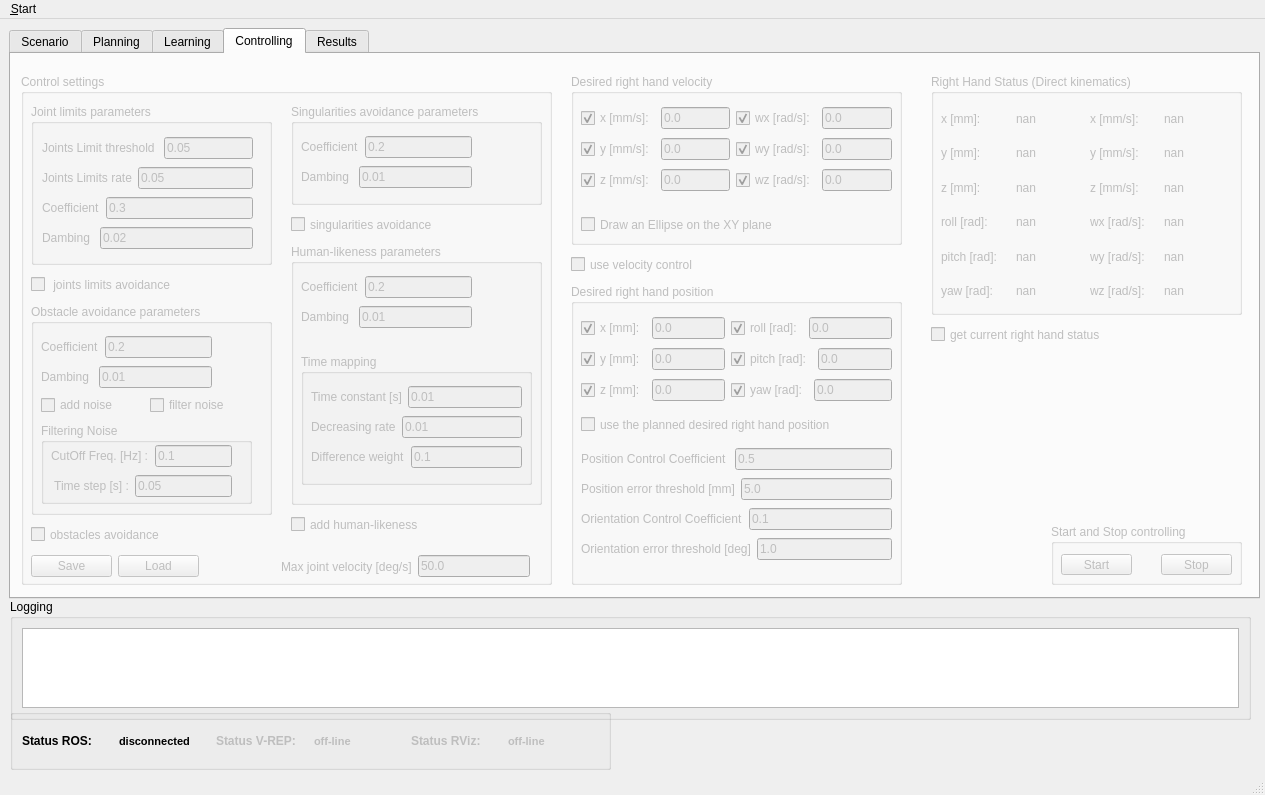
This is ui/main_window.ui in zohannn/motion_manager as Qt 5 draws it before an edit. The edited form follows.
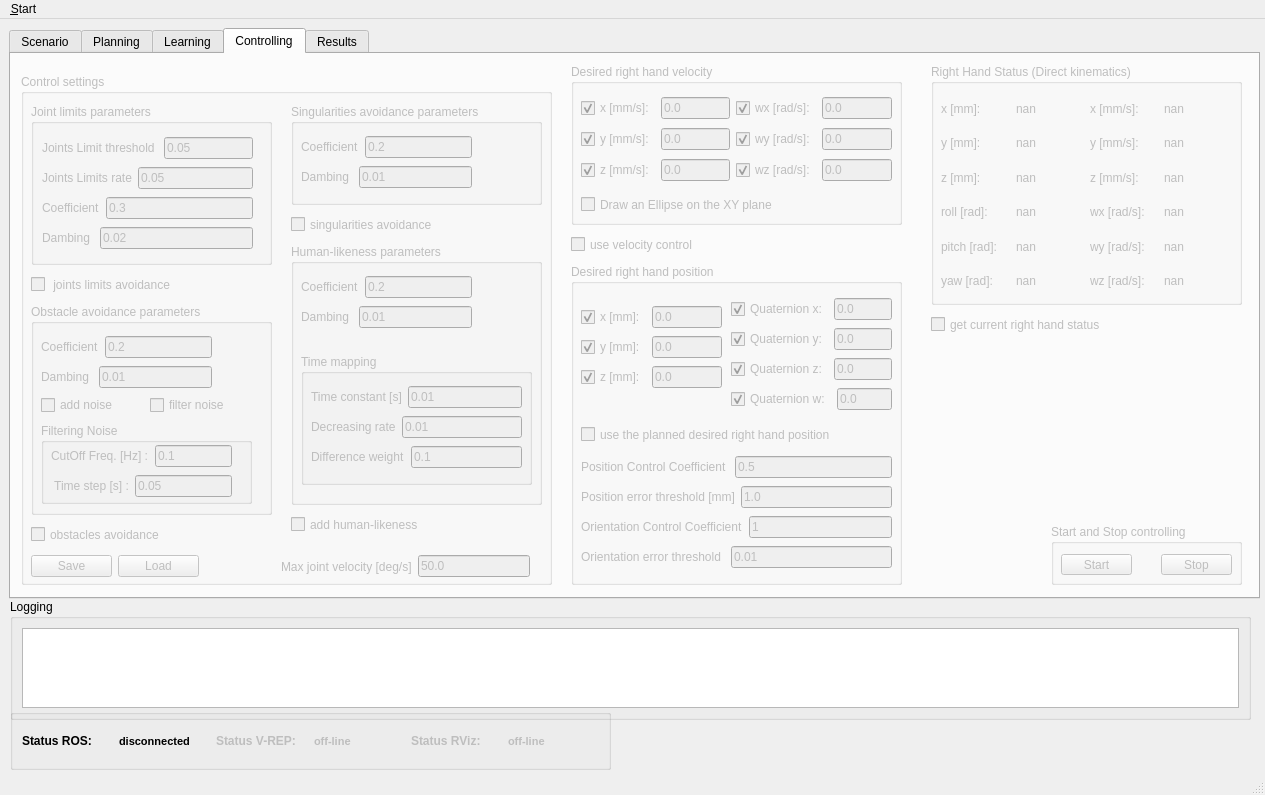
This is the edited form. Icons and pictures are not drawn. Custom widgets are drawn as their Qt base class.

The edit to the form file:
```diff
--- a/ui/main_window.ui
+++ b/ui/main_window.ui
@@ -1745,9 +1745,9 @@
       <property name="geometry">
        <rect>
         <x>560</x>
-        <y>20</y>
+        <y>10</y>
         <width>331</width>
-        <height>171</height>
+        <height>161</height>
        </rect>
       </property>
       <property name="title">
@@ -1903,7 +1903,7 @@
        <property name="geometry">
         <rect>
          <x>10</x>
-         <y>140</y>
+         <y>130</y>
          <width>301</width>
          <height>21</height>
         </rect>
@@ -1917,165 +1917,19 @@
       <property name="geometry">
        <rect>
         <x>560</x>
-        <y>230</y>
+        <y>210</y>
         <width>331</width>
-        <height>301</height>
+        <height>321</height>
        </rect>
       </property>
       <property name="title">
        <string>Desired right hand position</string>
       </property>
-      <widget class="QWidget" name="layoutWidget_54">
-       <property name="geometry">
-        <rect>
-         <x>10</x>
-         <y>30</y>
-         <width>311</width>
-         <height>91</height>
-        </rect>
-       </property>
-       <layout class="QHBoxLayout" name="horizontalLayout_544">
-        <item>
-         <layout class="QVBoxLayout" name="verticalLayout_99">
-          <item>
-           <layout class="QHBoxLayout" name="horizontalLayout_545">
-            <item>
-             <widget class="QCheckBox" name="checkBox_des_right_hand_pos_x">
-              <property name="text">
-               <string>x [mm]:</string>
-              </property>
-              <property name="checked">
-               <bool>true</bool>
-              </property>
-             </widget>
-            </item>
-            <item>
-             <widget class="QLineEdit" name="lineEdit_des_right_hand_pos_x">
-              <property name="text">
-               <string>0.0</string>
-              </property>
-             </widget>
-            </item>
-           </layout>
-          </item>
-          <item>
-           <layout class="QHBoxLayout" name="horizontalLayout_546">
-            <item>
-             <widget class="QCheckBox" name="checkBox_des_right_hand_pos_y">
-              <property name="text">
-               <string>y [mm]:</string>
-              </property>
-              <property name="checked">
-               <bool>true</bool>
-              </property>
-             </widget>
-            </item>
-            <item>
-             <widget class="QLineEdit" name="lineEdit_des_right_hand_pos_y">
-              <property name="text">
-               <string>0.0</string>
-              </property>
-             </widget>
-            </item>
-           </layout>
-          </item>
-          <item>
-           <layout class="QHBoxLayout" name="horizontalLayout_547">
-            <item>
-             <widget class="QCheckBox" name="checkBox_des_right_hand_pos_z">
-              <property name="text">
-               <string>z [mm]:</string>
-              </property>
-              <property name="checked">
-               <bool>true</bool>
-              </property>
-             </widget>
-            </item>
-            <item>
-             <widget class="QLineEdit" name="lineEdit_des_right_hand_pos_z">
-              <property name="text">
-               <string>0.0</string>
-              </property>
-             </widget>
-            </item>
-           </layout>
-          </item>
-         </layout>
-        </item>
-        <item>
-         <layout class="QVBoxLayout" name="verticalLayout_100">
-          <item>
-           <layout class="QHBoxLayout" name="horizontalLayout_548">
-            <item>
-             <widget class="QCheckBox" name="checkBox_des_right_hand_or_roll">
-              <property name="text">
-               <string>roll [rad]:</string>
-              </property>
-              <property name="checked">
-               <bool>true</bool>
-              </property>
-             </widget>
-            </item>
-            <item>
-             <widget class="QLineEdit" name="lineEdit_des_right_hand_or_roll">
-              <property name="text">
-               <string>0.0</string>
-              </property>
-             </widget>
-            </item>
-           </layout>
-          </item>
-          <item>
-           <layout class="QHBoxLayout" name="horizontalLayout_549">
-            <item>
-             <widget class="QCheckBox" name="checkBox_des_right_hand_or_pitch">
-              <property name="text">
-               <string>pitch [rad]:</string>
-              </property>
-              <property name="checked">
-               <bool>true</bool>
-              </property>
-             </widget>
-            </item>
-            <item>
-             <widget class="QLineEdit" name="lineEdit_des_right_hand_or_pitch">
-              <property name="text">
-               <string>0.0</string>
-              </property>
-             </widget>
-            </item>
-           </layout>
-          </item>
-          <item>
-           <layout class="QHBoxLayout" name="horizontalLayout_550">
-            <item>
-             <widget class="QCheckBox" name="checkBox_des_right_hand_or_yaw">
-              <property name="text">
-               <string>yaw [rad]:</string>
-              </property>
-              <property name="checked">
-               <bool>true</bool>
-              </property>
-             </widget>
-            </item>
-            <item>
-             <widget class="QLineEdit" name="lineEdit_des_right_hand_or_yaw">
-              <property name="text">
-               <string>0.0</string>
-              </property>
-             </widget>
-            </item>
-           </layout>
-          </item>
-         </layout>
-        </item>
-       </layout>
-      </widget>
       <widget class="QCheckBox" name="checkBox_use_plan_hand_pos">
        <property name="geometry">
         <rect>
          <x>10</x>
-         <y>130</y>
+         <y>160</y>
          <width>291</width>
          <height>21</height>
         </rect>
@@ -2084,11 +1938,11 @@
         <string>use the planned desired right hand position</string>
        </property>
       </widget>
-      <widget class="QWidget" name="">
+      <widget class="QWidget" name="layoutWidget">
        <property name="geometry">
         <rect>
          <x>10</x>
-         <y>162</y>
+         <y>190</y>
          <width>311</width>
          <height>120</height>
         </rect>
@@ -2124,7 +1978,7 @@
           <item>
            <widget class="QLineEdit" name="lineEdit_err_pos">
             <property name="text">
-             <string>5.0</string>
+             <string>1.0</string>
             </property>
            </widget>
           </item>
@@ -2142,7 +1996,7 @@
           <item>
            <widget class="QLineEdit" name="lineEdit_coeff_or">
             <property name="text">
-             <string>0.1</string>
+             <string>1</string>
             </property>
            </widget>
           </item>
@@ -2153,14 +2007,185 @@
           <item>
            <widget class="QLabel" name="label_err_or">
             <property name="text">
-             <string>Orientation error threshold [deg]</string>
+             <string>Orientation error threshold </string>
             </property>
            </widget>
           </item>
           <item>
            <widget class="QLineEdit" name="lineEdit_err_or">
             <property name="text">
-             <string>1.0</string>
+             <string>0.01</string>
+            </property>
+           </widget>
+          </item>
+         </layout>
+        </item>
+       </layout>
+      </widget>
+      <widget class="QWidget" name="layoutWidget">
+       <property name="geometry">
+        <rect>
+         <x>10</x>
+         <y>40</y>
+         <width>141</width>
+         <height>89</height>
+        </rect>
+       </property>
+       <layout class="QVBoxLayout" name="verticalLayout_99">
+        <item>
+         <layout class="QHBoxLayout" name="horizontalLayout_545">
+          <item>
+           <widget class="QCheckBox" name="checkBox_des_right_hand_pos_x">
+            <property name="text">
+             <string>x [mm]:</string>
+            </property>
+            <property name="checked">
+             <bool>true</bool>
+            </property>
+           </widget>
+          </item>
+          <item>
+           <widget class="QLineEdit" name="lineEdit_des_right_hand_pos_x">
+            <property name="text">
+             <string>0.0</string>
+            </property>
+           </widget>
+          </item>
+         </layout>
+        </item>
+        <item>
+         <layout class="QHBoxLayout" name="horizontalLayout_546">
+          <item>
+           <widget class="QCheckBox" name="checkBox_des_right_hand_pos_y">
+            <property name="text">
+             <string>y [mm]:</string>
+            </property>
+            <property name="checked">
+             <bool>true</bool>
+            </property>
+           </widget>
+          </item>
+          <item>
+           <widget class="QLineEdit" name="lineEdit_des_right_hand_pos_y">
+            <property name="text">
+             <string>0.0</string>
+            </property>
+           </widget>
+          </item>
+         </layout>
+        </item>
+        <item>
+         <layout class="QHBoxLayout" name="horizontalLayout_547">
+          <item>
+           <widget class="QCheckBox" name="checkBox_des_right_hand_pos_z">
+            <property name="text">
+             <string>z [mm]:</string>
+            </property>
+            <property name="checked">
+             <bool>true</bool>
+            </property>
+           </widget>
+          </item>
+          <item>
+           <widget class="QLineEdit" name="lineEdit_des_right_hand_pos_z">
+            <property name="text">
+             <string>0.0</string>
+            </property>
+           </widget>
+          </item>
+         </layout>
+        </item>
+       </layout>
+      </widget>
+      <widget class="QWidget" name="layoutWidget">
+       <property name="geometry">
+        <rect>
+         <x>160</x>
+         <y>32</y>
+         <width>161</width>
+         <height>120</height>
+        </rect>
+       </property>
+       <layout class="QVBoxLayout" name="verticalLayout_100">
+        <item>
+         <layout class="QHBoxLayout" name="horizontalLayout_548">
+          <item>
+           <widget class="QCheckBox" name="checkBox_des_right_hand_q_x">
+            <property name="text">
+             <string>Quaternion x:</string>
+            </property>
+            <property name="checked">
+             <bool>true</bool>
+            </property>
+           </widget>
+          </item>
+          <item>
+           <widget class="QLineEdit" name="lineEdit_des_right_hand_q_x">
+            <property name="text">
+             <string>0.0</string>
+            </property>
+           </widget>
+          </item>
+         </layout>
+        </item>
+        <item>
+         <layout class="QHBoxLayout" name="horizontalLayout_549">
+          <item>
+           <widget class="QCheckBox" name="checkBox_des_right_hand_q_y">
+            <property name="text">
+             <string>Quaternion y:</string>
+            </property>
+            <property name="checked">
+             <bool>true</bool>
+            </property>
+           </widget>
+          </item>
+          <item>
+           <widget class="QLineEdit" name="lineEdit_des_right_hand_q_y">
+            <property name="text">
+             <string>0.0</string>
+            </property>
+           </widget>
+          </item>
+         </layout>
+        </item>
+        <item>
+         <layout class="QHBoxLayout" name="horizontalLayout_550">
+          <item>
+           <widget class="QCheckBox" name="checkBox_des_right_hand_q_z">
+            <property name="text">
+             <string>Quaternion z:</string>
+            </property>
+            <property name="checked">
+             <bool>true</bool>
+            </property>
+           </widget>
+          </item>
+          <item>
+           <widget class="QLineEdit" name="lineEdit_des_right_hand_q_z">
+            <property name="text">
+             <string>0.0</string>
+            </property>
+           </widget>
+          </item>
+         </layout>
+        </item>
+        <item>
+         <layout class="QHBoxLayout" name="horizontalLayout_544">
+          <item>
+           <widget class="QCheckBox" name="checkBox_des_right_hand_q_w">
+            <property name="text">
+             <string>Quaternion w:</string>
+            </property>
+            <property name="checked">
+             <bool>true</bool>
+            </property>
+           </widget>
+          </item>
+          <item>
+           <widget class="QLineEdit" name="lineEdit_des_right_hand_q_w">
+            <property name="text">
+             <string>0.0</string>
             </property>
            </widget>
           </item>
@@ -2173,7 +2198,7 @@
       <property name="geometry">
        <rect>
         <x>920</x>
-        <y>270</y>
+        <y>260</y>
         <width>211</width>
         <height>21</height>
        </rect>
@@ -2186,7 +2211,7 @@
       <property name="geometry">
        <rect>
         <x>560</x>
-        <y>200</y>
+        <y>180</y>
         <width>181</width>
         <height>21</height>
        </rect>
@@ -2202,7 +2227,7 @@
       <property name="geometry">
        <rect>
         <x>920</x>
-        <y>20</y>
+        <y>10</y>
         <width>311</width>
         <height>241</height>
        </rect>
```
